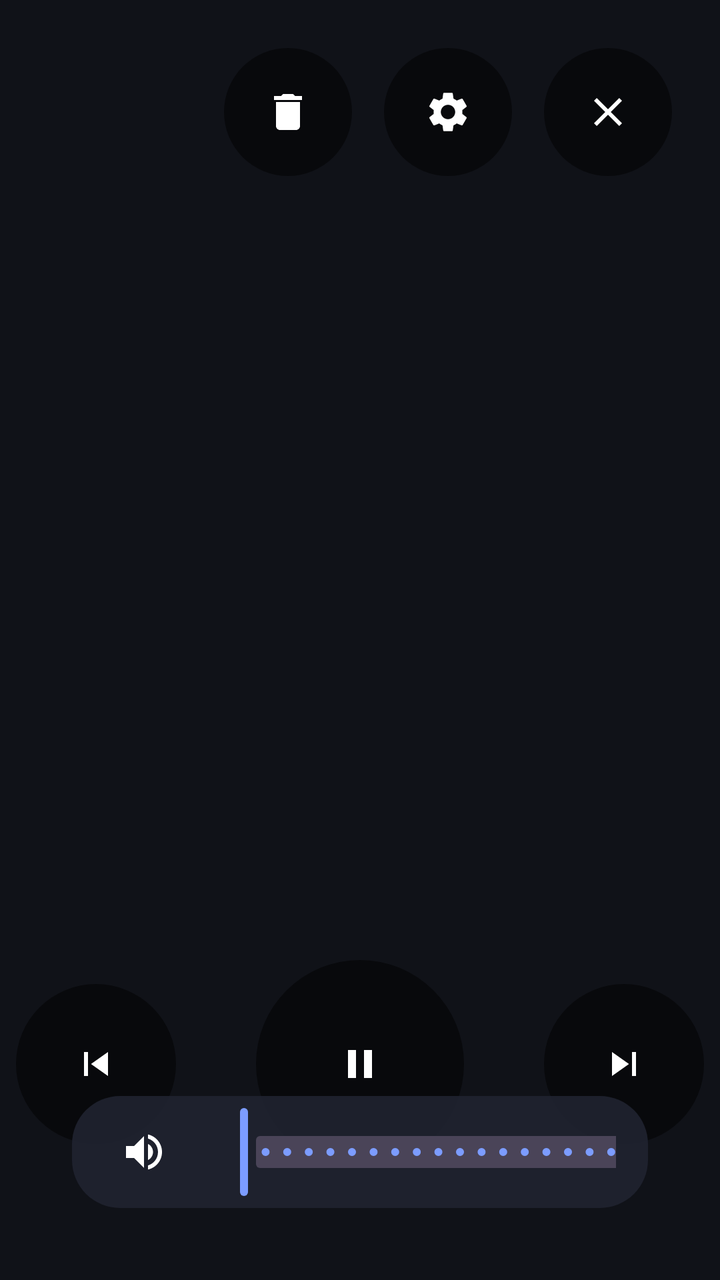
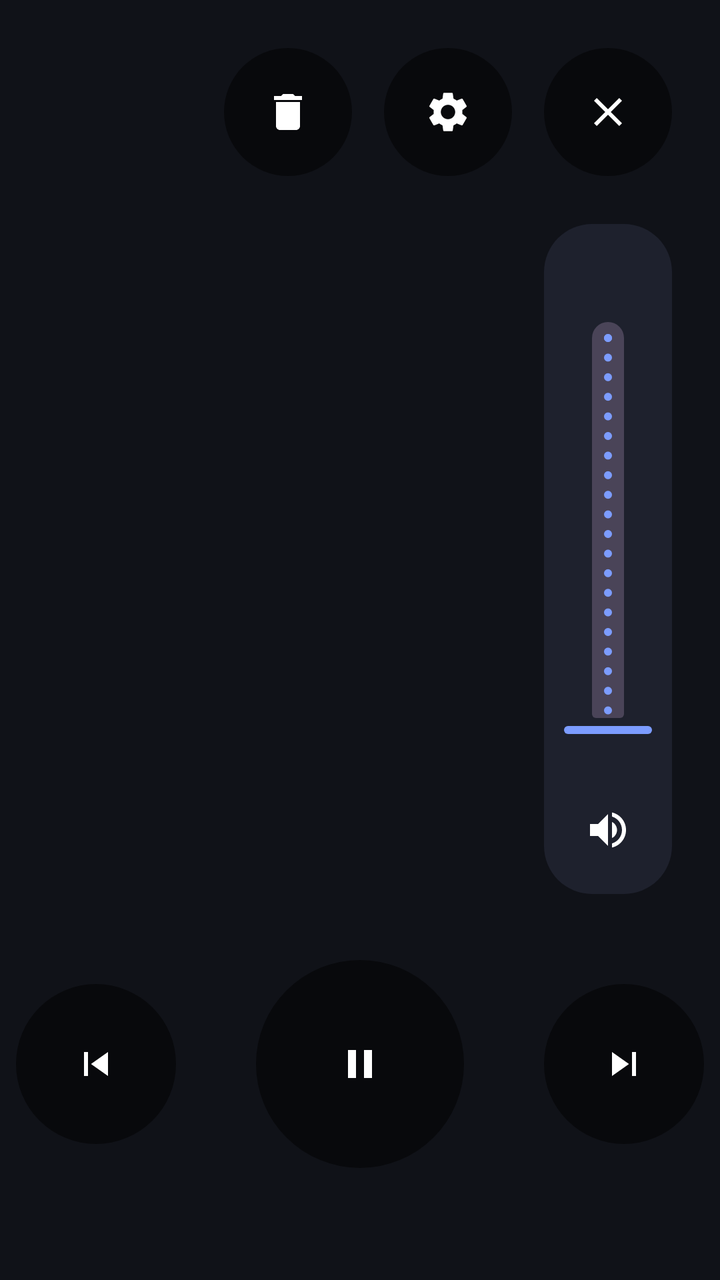

Two renders of the same Android screen: before a commit and after it. Below are the layout's source before the change and the commit's diff.
<!-- AndroidManifest.xml: application theme Theme.ShuffleFrame -->
<!-- res/layout/slideshow_overlay.xml -->
<?xml version="1.0" encoding="utf-8"?>
<FrameLayout xmlns:android="http://schemas.android.com/apk/res/android"
    android:layout_width="match_parent"
    android:layout_height="match_parent">

    <TextView
        android:id="@+id/info"
        android:layout_width="wrap_content"
        android:layout_height="wrap_content"
        android:layout_gravity="top|start"
        android:layout_margin="36dp"
        android:shadowColor="#FF000000"
        android:shadowRadius="8"
        android:textColor="#FFFFFFFF"
        android:textSize="18sp" />

    <LinearLayout
        android:layout_width="wrap_content"
        android:layout_height="wrap_content"
        android:layout_gravity="top|end"
        android:layout_margin="24dp"
        android:orientation="horizontal">

        <ImageButton
            android:id="@+id/btn_remove"
            style="@style/OverlayButton"
            android:layout_width="64dp"
            android:layout_height="64dp"
            android:layout_marginEnd="16dp"
            android:contentDescription="@string/cd_remove"
            android:src="@drawable/ic_delete" />

        <ImageButton
            android:id="@+id/btn_albums"
            style="@style/OverlayButton"
            android:layout_width="64dp"
            android:layout_height="64dp"
            android:contentDescription="@string/cd_albums"
            android:src="@drawable/ic_settings" />

        <ImageButton
            android:id="@+id/btn_close"
            style="@style/OverlayButton"
            android:layout_width="64dp"
            android:layout_height="64dp"
            android:layout_marginStart="16dp"
            android:contentDescription="@string/cd_close"
            android:src="@drawable/ic_close" />
    </LinearLayout>

    <LinearLayout
        android:layout_width="wrap_content"
        android:layout_height="wrap_content"
        android:layout_gravity="bottom|center_horizontal"
        android:layout_marginBottom="56dp"
        android:gravity="center_vertical"
        android:orientation="horizontal">

        <ImageButton
            android:id="@+id/btn_prev"
            style="@style/OverlayButton"
            android:layout_width="80dp"
            android:layout_height="80dp"
            android:contentDescription="@string/cd_prev"
            android:src="@drawable/ic_prev" />

        <ImageButton
            android:id="@+id/btn_pause"
            style="@style/OverlayButton"
            android:layout_width="104dp"
            android:layout_height="104dp"
            android:layout_marginStart="40dp"
            android:layout_marginEnd="40dp"
            android:contentDescription="@string/cd_pause"
            android:src="@drawable/ic_pause" />

        <ImageButton
            android:id="@+id/btn_next"
            style="@style/OverlayButton"
            android:layout_width="80dp"
            android:layout_height="80dp"
            android:contentDescription="@string/cd_next"
            android:src="@drawable/ic_next" />
    </LinearLayout>
    <LinearLayout
        android:id="@+id/volume_bar"
        android:layout_width="wrap_content"
        android:layout_height="wrap_content"
        android:layout_gravity="bottom|end"
        android:layout_margin="36dp"
        android:background="@drawable/bg_panel"
        android:clickable="true"
        android:gravity="center_vertical"
        android:orientation="horizontal"
        android:paddingStart="8dp"
        android:paddingEnd="16dp">

        <ImageButton
            android:id="@+id/btn_volume"
            android:layout_width="56dp"
            android:layout_height="56dp"
            android:background="?attr/selectableItemBackgroundBorderless"
            android:contentDescription="@string/cd_volume"
            android:padding="14dp"
            android:scaleType="centerInside"
            android:src="@drawable/ic_volume" />

        <com.google.android.material.slider.Slider
            android:id="@+id/volume_slider"
            android:layout_width="260dp"
            android:layout_height="wrap_content"
            android:contentDescription="@string/cd_video_volume"
            android:stepSize="5"
            android:valueFrom="0"
            android:valueTo="100" />
    </LinearLayout>

    <LinearLayout
        android:id="@+id/remove_panel"
        android:layout_width="520dp"
        android:layout_height="wrap_content"
        android:layout_gravity="center"
        android:background="@drawable/bg_panel"
        android:clickable="true"
        android:orientation="vertical"
        android:padding="32dp"
        android:visibility="gone">

        <TextView
            android:layout_width="match_parent"
            android:layout_height="wrap_content"
            android:text="@string/remove_item_title"
            android:textColor="#FFFFFFFF"
            android:textSize="22sp" />

        <Button
            android:id="@+id/remove_in_photos"
            style="@style/PanelButton"
            android:layout_marginTop="24dp"
            android:text="@string/remove_in_photos" />

        <TextView
            android:layout_width="match_parent"
            android:layout_height="wrap_content"
            android:layout_marginTop="8dp"
            android:text="@string/remove_in_photos_hint"
            android:textColor="#B3FFFFFF"
            android:textSize="14sp" />

        <Button
            android:id="@+id/remove_hide"
            style="@style/PanelButton"
            android:layout_marginTop="20dp"
            android:text="@string/remove_hide" />

        <Button
            android:id="@+id/remove_cancel"
            style="@style/PanelButton"
            android:layout_marginTop="12dp"
            android:text="@android:string/cancel" />
    </LinearLayout>
</FrameLayout>
<!-- resources referenced by this layout -->
<resources>
  <!-- drawable bg_panel (drawable) -->
  <?xml version="1.0" encoding="utf-8"?>
  <shape xmlns:android="http://schemas.android.com/apk/res/android" android:shape="rectangle">
      <solid android:color="#E6202330" />
      <corners android:radius="24dp" />
  </shape>
  <!-- drawable ic_delete (drawable) -->
  <?xml version="1.0" encoding="utf-8"?>
  <vector xmlns:android="http://schemas.android.com/apk/res/android"
      android:width="24dp" android:height="24dp" android:viewportWidth="24" android:viewportHeight="24"
      android:tint="@android:color/white">
      <path android:fillColor="@android:color/white" android:pathData="M6,19c0,1.1 0.9,2 2,2h8c1.1,0 2,-0.9 2,-2V7H6v12zM19,4h-3.5l-1,-1h-5l-1,1H5v2h14V4z" />
  </vector>
  <!-- drawable ic_next (drawable) -->
  <?xml version="1.0" encoding="utf-8"?>
  <vector xmlns:android="http://schemas.android.com/apk/res/android"
      android:width="24dp" android:height="24dp" android:viewportWidth="24" android:viewportHeight="24"
      android:tint="@android:color/white">
      <path android:fillColor="@android:color/white" android:pathData="M6,18l8.5,-6L6,6v12zM16,6v12h2V6h-2z" />
  </vector>
  <!-- drawable ic_pause (drawable) -->
  <?xml version="1.0" encoding="utf-8"?>
  <vector xmlns:android="http://schemas.android.com/apk/res/android"
      android:width="24dp" android:height="24dp" android:viewportWidth="24" android:viewportHeight="24"
      android:tint="@android:color/white">
      <path android:fillColor="@android:color/white" android:pathData="M6,19h4L10,5L6,5v14zM14,5v14h4L18,5h-4z" />
  </vector>
  <!-- drawable ic_prev (drawable) -->
  <?xml version="1.0" encoding="utf-8"?>
  <vector xmlns:android="http://schemas.android.com/apk/res/android"
      android:width="24dp" android:height="24dp" android:viewportWidth="24" android:viewportHeight="24"
      android:tint="@android:color/white">
      <path android:fillColor="@android:color/white" android:pathData="M6,6h2v12L6,18zM9.5,12l8.5,6L18,6z" />
  </vector>
  <string name="cd_albums">Albums and settings</string>
  <string name="cd_close">Close</string>
  <string name="cd_next">Next</string>
  <string name="cd_pause">Pause</string>
  <string name="cd_prev">Previous</string>
  <string name="cd_remove">Remove this item</string>
  <string name="cd_video_volume">Video volume</string>
  <string name="cd_volume">Mute or unmute videos</string>
  <string name="remove_hide">Hide on this tablet only</string>
  <string name="remove_in_photos">Remove from album in Google Photos</string>
  <string name="remove_in_photos_hint">Opens it in Chrome: tap ⋮ → Remove from album. It stays in your Google Photos library, and the tablet deletes its copy when you come back.</string>
  <string name="remove_item_title">Remove this from the slideshow?</string>
  <style name="OverlayButton">
          <item name="android:background">@drawable/bg_round</item>
          <item name="android:scaleType">centerInside</item>
          <item name="android:padding">18dp</item>
      </style>
  <style name="PanelButton">
          <item name="android:layout_width">match_parent</item>
          <item name="android:layout_height">64dp</item>
          <item name="android:background">@drawable/bg_panel_button</item>
          <item name="android:textColor">#FFFFFFFF</item>
          <item name="android:textSize">17sp</item>
          <item name="android:textAllCaps">false</item>
          <item name="android:stateListAnimator">@null</item>
      </style>
  <style name="Theme.ShuffleFrame" parent="Theme.Material3.Dark.NoActionBar">
          <item name="colorPrimary">@color/brand</item>
          <item name="android:windowBackground">#FF101218</item>
      </style>
  <!-- drawable bg_round (drawable) -->
  <?xml version="1.0" encoding="utf-8"?>
  <shape xmlns:android="http://schemas.android.com/apk/res/android" android:shape="oval">
      <solid android:color="#80000000" />
  </shape>
  <color name="brand">#FF7C9CFF</color>
  <!-- unchanged entries left out for length: 4 -->
</resources>

<!-- the commit's change to res/layout/slideshow_overlay.xml (unified diff, before → after) -->
@@ -1,5 +1,6 @@
 <?xml version="1.0" encoding="utf-8"?>
 <FrameLayout xmlns:android="http://schemas.android.com/apk/res/android"
+    xmlns:app="http://schemas.android.com/apk/res-auto"
     android:layout_width="match_parent"
     android:layout_height="match_parent">
 
@@ -82,18 +83,45 @@
             android:contentDescription="@string/cd_next"
             android:src="@drawable/ic_next" />
     </LinearLayout>
+    
     <LinearLayout
         android:id="@+id/volume_bar"
-        android:layout_width="wrap_content"
+        android:layout_width="64dp"
         android:layout_height="wrap_content"
-        android:layout_gravity="bottom|end"
-        android:layout_margin="36dp"
+        android:layout_gravity="top|end"
+        android:layout_marginTop="112dp"
+        android:layout_marginEnd="24dp"
         android:background="@drawable/bg_panel"
         android:clickable="true"
-        android:gravity="center_vertical"
-        android:orientation="horizontal"
-        android:paddingStart="8dp"
-        android:paddingEnd="16dp">
+        android:gravity="center_horizontal"
+        android:orientation="vertical"
+        android:paddingTop="16dp"
+        android:paddingBottom="4dp">
+
+        <TextView
+            android:id="@+id/volume_value"
+            android:layout_width="wrap_content"
+            android:layout_height="wrap_content"
+            android:textColor="#FFFFFFFF"
+            android:textSize="14sp" />
+
+        
+        <FrameLayout
+            android:layout_width="56dp"
+            android:layout_height="240dp">
+
+            <com.google.android.material.slider.Slider
+                android:id="@+id/volume_slider"
+                android:layout_width="240dp"
+                android:layout_height="56dp"
+                android:layout_gravity="center"
+                android:contentDescription="@string/cd_video_volume"
+                android:rotation="-90"
+                android:stepSize="5"
+                android:valueFrom="0"
+                android:valueTo="100"
+                app:labelBehavior="gone" />
+        </FrameLayout>
 
         <ImageButton
             android:id="@+id/btn_volume"
@@ -104,15 +132,6 @@
             android:padding="14dp"
             android:scaleType="centerInside"
             android:src="@drawable/ic_volume" />
-
-        <com.google.android.material.slider.Slider
-            android:id="@+id/volume_slider"
-            android:layout_width="260dp"
-            android:layout_height="wrap_content"
-            android:contentDescription="@string/cd_video_volume"
-            android:stepSize="5"
-            android:valueFrom="0"
-            android:valueTo="100" />
     </LinearLayout>
 
     <LinearLayout
